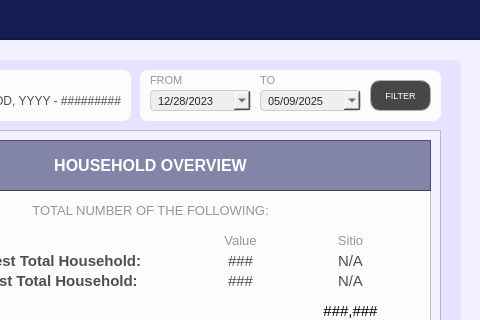
Qt form Resources/UIs/MainPages/StatisticPages/household.ui (Yohhannn/Barangay-Records-Statistics-System) before a commit; both pictures show x 870 to 1350 and y 0 to 320 of the 1350 by 850 pixel window.
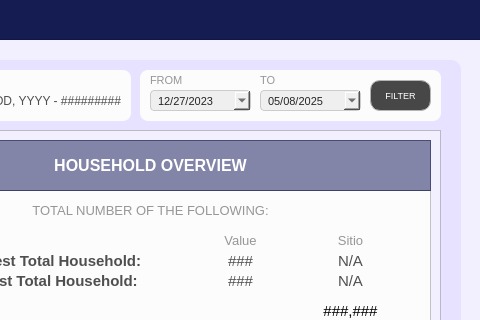
The same form after that commit. Icons and pictures are not drawn.

Patch:
```diff
--- a/Resources/UIs/MainPages/StatisticPages/household.ui
+++ b/Resources/UIs/MainPages/StatisticPages/household.ui
@@ -1610,7 +1610,7 @@
        <second>0</second>
        <year>2023</year>
        <month>12</month>
-       <day>28</day>
+       <day>27</day>
       </datetime>
      </property>
      <property name="displayFormat">
@@ -1658,7 +1658,7 @@
        <second>0</second>
        <year>2025</year>
        <month>5</month>
-       <day>9</day>
+       <day>8</day>
       </datetime>
      </property>
      <property name="displayFormat">
```
Left out of the diff: 9 changed lines with no effect on the pictures.
